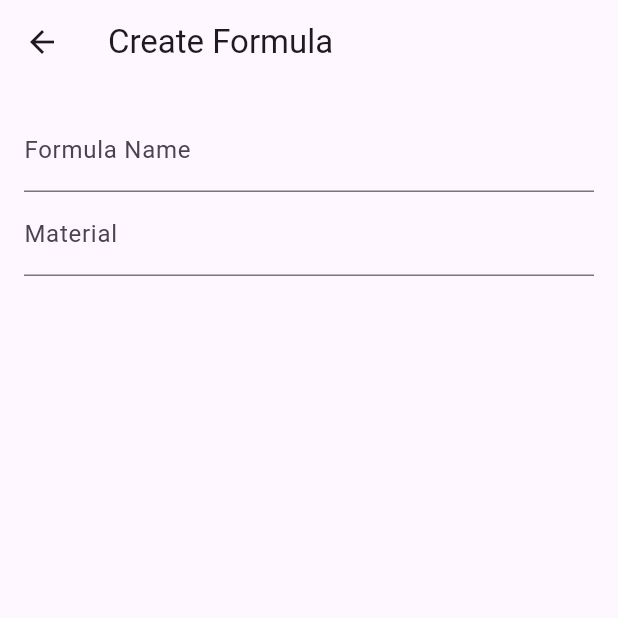
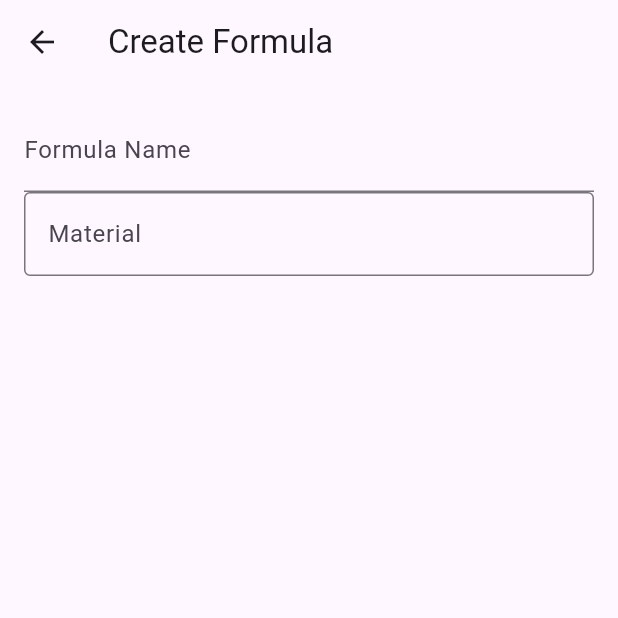
Before and after one commit to Funkynoone/airoma, a Flutter app: the CreateFormulaPage screen opened directly, on a phone screen of 412 x 824 dp, the top half of it. Run offline on Flutter 3.47's test engine with Material 3 defaults, Android fonts, the light colour scheme and no system bars; drawn by our look-alikes of flutter_typeahead; our stand-ins replace sqflite; accounts and stored records are empty.

Commit message:
create formula works

```diff
--- a/lib/create_formula_page.dart
+++ b/lib/create_formula_page.dart
@@ -57,21 +57,15 @@ class _CreateFormulaPageState extends State<CreateFormulaPage> {
               decoration: InputDecoration(labelText: 'Formula Name'),
             ),
             TypeAheadField<custom.Material>(
-              textFieldConfiguration: TextFieldConfiguration(
-                controller: TextEditingController(),
-                decoration: InputDecoration(labelText: 'Material'),
-              ),
               suggestionsCallback: (pattern) async {
-                return custom.sampleMaterials.where(
-                      (material) => material.name.toLowerCase().contains(pattern.toLowerCase()),
-                ).toList();
+                return custom.sampleMaterials.where((material) => material.name.toLowerCase().contains(pattern.toLowerCase())).toList();
               },
               itemBuilder: (context, custom.Material material) {
                 return ListTile(
                   title: Text(material.name),
                 );
               },
-              onSuggestionSelected: (custom.Material material) {
+              onSelected: (custom.Material material) {
                 showDialog(
                   context: context,
                   builder: (BuildContext context) {
@@ -103,6 +97,16 @@ class _CreateFormulaPageState extends State<CreateFormulaPage> {
                   },
                 );
               },
+              builder: (context, controller, focusNode) {
+                return TextField(
+                  controller: controller,
+                  focusNode: focusNode,
+                  decoration: InputDecoration(
+                    labelText: 'Material',
+                    border: OutlineInputBorder(),
+                  ),
+                );
+              },
             ),
             Expanded(
               child: ListView.builder(
```
